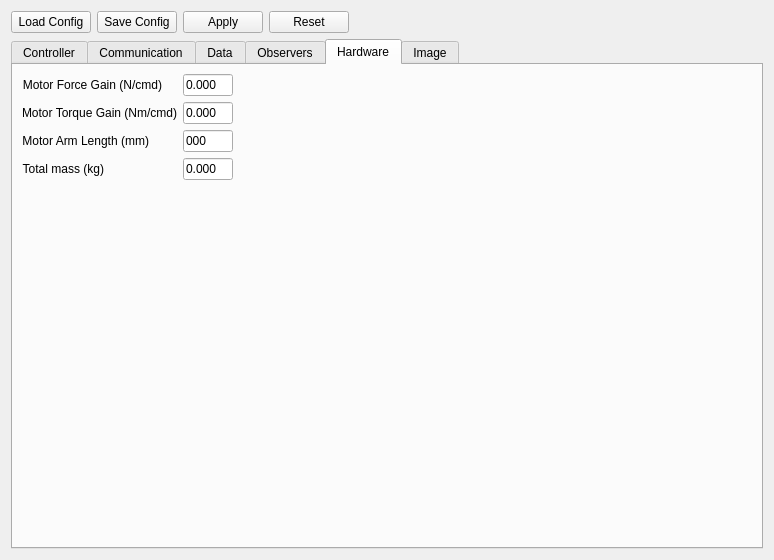
Before: the Qt Designer form Leash/src/Leash.ui in ryan0270/quadrover, drawn with Qt 5.
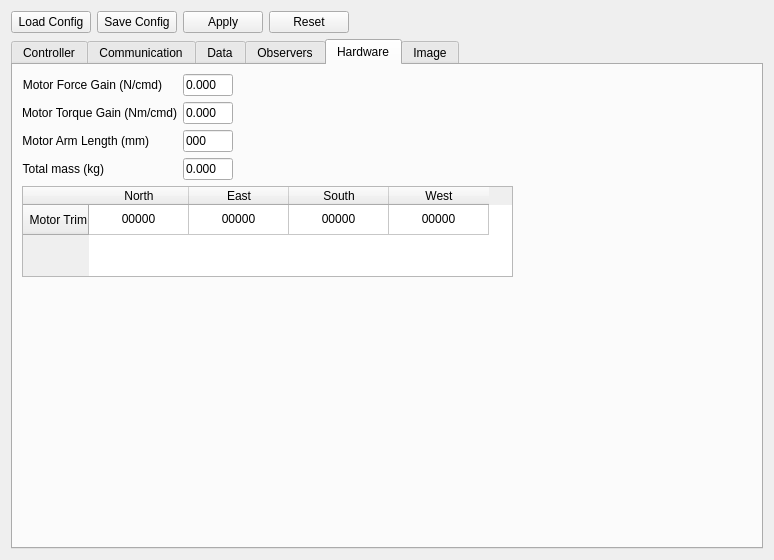
After: the same form once the commit is applied. The open tabs and pages were chosen to show the change.

Diff of the .ui file:
```diff
--- a/Leash/src/Leash.ui
+++ b/Leash/src/Leash.ui
@@ -1945,33 +1945,7 @@
       <attribute name="title">
        <string>Hardware</string>
       </attribute>
-      <layout class="QGridLayout" name="gridLayout_21">
-       <item row="0" column="1">
-        <spacer name="horizontalSpacer_16">
-         <property name="orientation">
-          <enum>Qt::Horizontal</enum>
-         </property>
-         <property name="sizeHint" stdset="0">
-          <size>
-           <width>464</width>
-           <height>20</height>
-          </size>
-         </property>
-        </spacer>
-       </item>
-       <item row="1" column="0">
-        <spacer name="verticalSpacer_19">
-         <property name="orientation">
-          <enum>Qt::Vertical</enum>
-         </property>
-         <property name="sizeHint" stdset="0">
-          <size>
-           <width>20</width>
-           <height>361</height>
-          </size>
-         </property>
-        </spacer>
-       </item>
+      <layout class="QGridLayout" name="gridLayout_9">
        <item row="0" column="0">
         <layout class="QFormLayout" name="formLayout">
          <item row="0" column="0">
@@ -2092,6 +2066,127 @@
          </item>
         </layout>
        </item>
+       <item row="0" column="1">
+        <spacer name="horizontalSpacer_8">
+         <property name="orientation">
+          <enum>Qt::Horizontal</enum>
+         </property>
+         <property name="sizeHint" stdset="0">
+          <size>
+           <width>239</width>
+           <height>20</height>
+          </size>
+         </property>
+        </spacer>
+       </item>
+       <item row="1" column="0" colspan="2">
+        <widget class="QTableWidget" name="tblMotorTrim">
+         <property name="minimumSize">
+          <size>
+           <width>491</width>
+           <height>61</height>
+          </size>
+         </property>
+         <row>
+          <property name="text">
+           <string>Motor Trim</string>
+          </property>
+          <property name="textAlignment">
+           <set>AlignRight|AlignVCenter</set>
+          </property>
+         </row>
+         <column>
+          <property name="text">
+           <string>North</string>
+          </property>
+          <property name="textAlignment">
+           <set>AlignHCenter|AlignVCenter|AlignCenter</set>
+          </property>
+         </column>
+         <column>
+          <property name="text">
+           <string>East</string>
+          </property>
+          <property name="textAlignment">
+           <set>AlignHCenter|AlignVCenter|AlignCenter</set>
+          </property>
+         </column>
+         <column>
+          <property name="text">
+           <string>South</string>
+          </property>
+          <property name="textAlignment">
+           <set>AlignHCenter|AlignVCenter|AlignCenter</set>
+          </property>
+         </column>
+         <column>
+          <property name="text">
+           <string>West</string>
+          </property>
+          <property name="textAlignment">
+           <set>AlignHCenter|AlignVCenter|AlignCenter</set>
+          </property>
+         </column>
+         <item row="0" column="0">
+          <property name="text">
+           <string>00000</string>
+          </property>
+          <property name="textAlignment">
+           <set>AlignHCenter|AlignVCenter|AlignCenter</set>
+          </property>
+         </item>
+         <item row="0" column="1">
+          <property name="text">
+           <string>00000</string>
+          </property>
+          <property name="textAlignment">
+           <set>AlignHCenter|AlignVCenter|AlignCenter</set>
+          </property>
+         </item>
+         <item row="0" column="2">
+          <property name="text">
+           <string>00000</string>
+          </property>
+          <property name="textAlignment">
+           <set>AlignHCenter|AlignVCenter|AlignCenter</set>
+          </property>
+         </item>
+         <item row="0" column="3">
+          <property name="text">
+           <string>00000</string>
+          </property>
+          <property name="textAlignment">
+           <set>AlignHCenter|AlignVCenter|AlignCenter</set>
+          </property>
+         </item>
+        </widget>
+       </item>
+       <item row="1" column="2">
+        <spacer name="horizontalSpacer_16">
+         <property name="orientation">
+          <enum>Qt::Horizontal</enum>
+         </property>
+         <property name="sizeHint" stdset="0">
+          <size>
+           <width>464</width>
+           <height>20</height>
+          </size>
+         </property>
+        </spacer>
+       </item>
+       <item row="2" column="0">
+        <spacer name="verticalSpacer_19">
+         <property name="orientation">
+          <enum>Qt::Vertical</enum>
+         </property>
+         <property name="sizeHint" stdset="0">
+          <size>
+           <width>20</width>
+           <height>361</height>
+          </size>
+         </property>
+        </spacer>
+       </item>
       </layout>
      </widget>
      <widget class="QWidget" name="tab_11">
```
Left out of the diff: 8 changed lines with no effect on the pictures.
